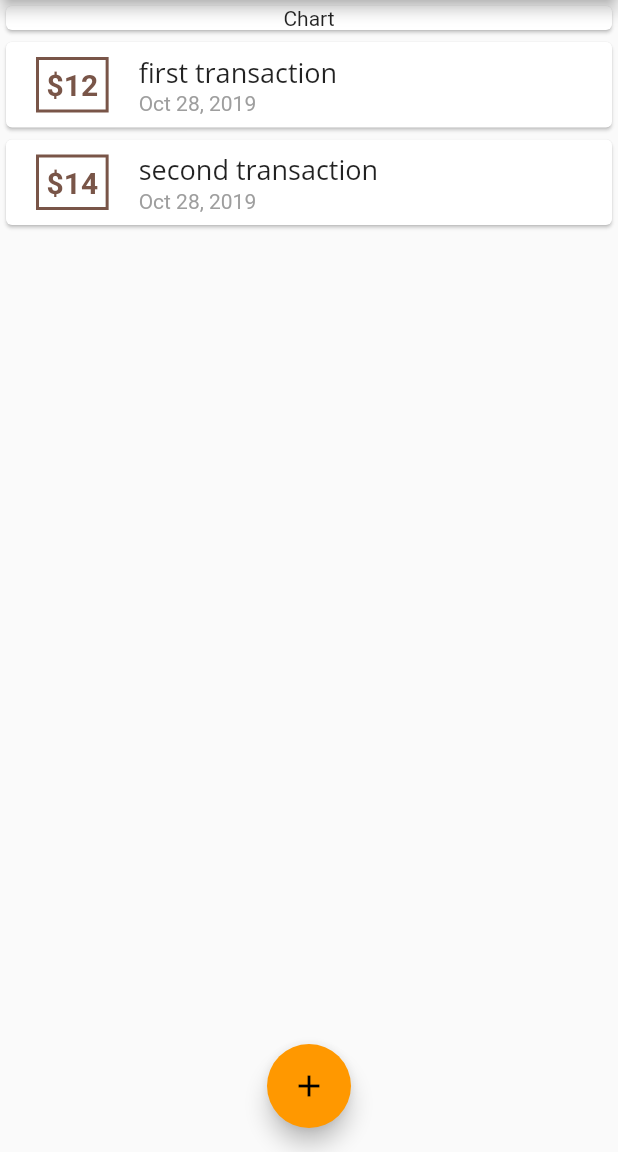
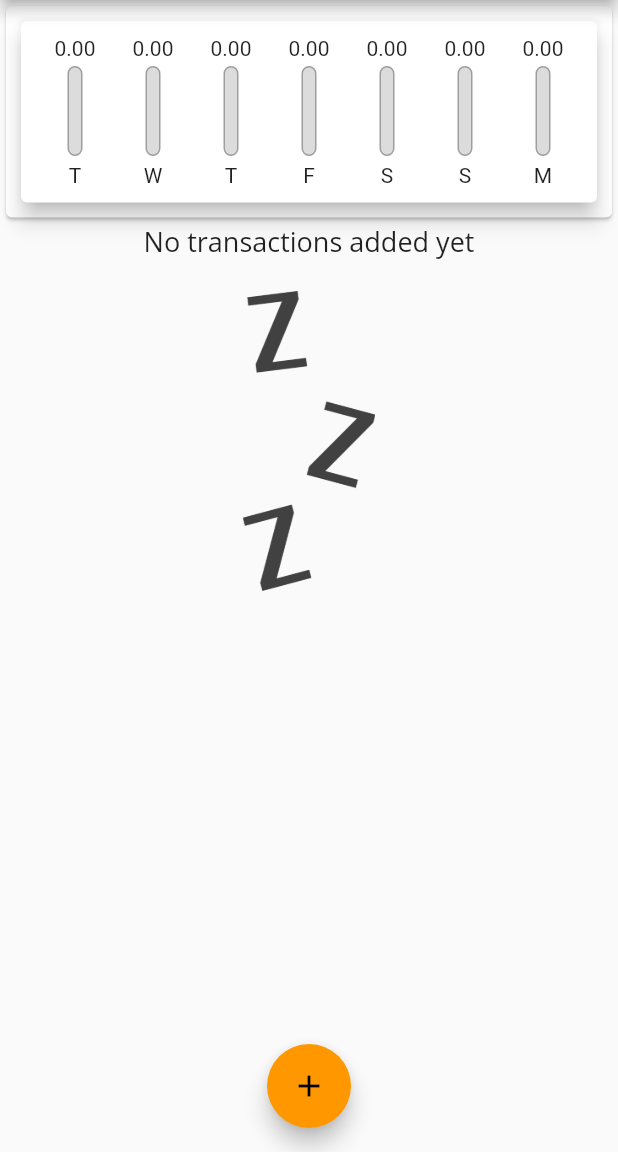
Before and after one commit to aaa59891/flutter_practice_personal_expenses, a Flutter app: the screen it shows after launch, on a phone screen of 412 x 824 dp, the part 84-1236 px from its top. Run offline on Flutter 3.47's test engine with Material 2 defaults, Android fonts, the phone set to English and light mode, and no system bars.

Commit message:
add charBar

```diff
--- a/lib/pages/home.dart
+++ b/lib/pages/home.dart
@@ -1,5 +1,6 @@
 import 'package:flutter/material.dart';
 import 'package:my_app/models/transaction.dart';
+import 'package:my_app/widgets/chart.dart';
 import 'package:my_app/widgets/stateless/transaction_form.dart';
 import 'package:my_app/widgets/stateless/transaction_list.dart';
 
@@ -10,18 +11,18 @@ class Home extends StatefulWidget {
 
 class _HomeState extends State<Home> {
   final List<Transaction> _transactions = [
-    Transaction(
-      id: 'test1',
-      amount: 12.2,
-      date: DateTime.now(),
-      title: 'first transaction',
-    ),
-    Transaction(
-      id: 'test2',
-      amount: 14.2,
-      date: DateTime.now(),
-      title: 'second transaction',
-    ),
+    // Transaction(
+    //   id: 'test1',
+    //   amount: 12.2,
+    //   date: DateTime.now(),
+    //   title: 'first transaction',
+    // ),
+    // Transaction(
+    //   id: 'test2',
+    //   amount: 14.2,
+    //   date: DateTime.now().subtract(Duration(days: 1)),
+    //   title: 'second transaction',
+    // ),
   ];
 
   void _addTransaction(String title, double amount) {
@@ -48,6 +49,12 @@ class _HomeState extends State<Home> {
     );
   }
 
+  List<Transaction> get _recentTransactions {
+    final dayAfter = DateTime.now().subtract(Duration(days: 7));
+    return this._transactions.where((tx) => tx.date.isAfter(dayAfter)).toList();
+  }
+
+  final now = DateTime.now();
   @override
   Widget build(BuildContext context) {
     return Scaffold(
@@ -67,10 +74,7 @@ class _HomeState extends State<Home> {
             Container(
               width: double.infinity,
               child: Card(
-                child: Text(
-                  'Chart',
-                  textAlign: TextAlign.center,
-                ),
+                child: Chart(this._recentTransactions),
               ),
             ),
             TransactionList(this._transactions),
--- /dev/null
+++ b/lib/widgets/chart.dart
@@ -0,0 +1,68 @@
+import 'package:flutter/material.dart';
+import 'package:intl/intl.dart';
+import 'package:my_app/models/transaction.dart';
+import 'package:my_app/widgets/chart_bar.dart';
+
+class Chart extends StatelessWidget {
+  final List<Transaction> transactions;
+  Chart(this.transactions);
+  double foldSumAmount(double pre, Transaction acc) {
+    return pre + acc.amount;
+  }
+
+  List<TransactionBarData> get groupedTransactionValues {
+    double sumAmount = this.transactions.isEmpty
+        ? 0
+        : this.transactions.fold(0.0, this.foldSumAmount);
+    return List.generate(7, (index) {
+      final weekDay = DateTime.now().subtract(
+        Duration(days: index),
+      );
+      final dayTransactions = this.transactions.where((transaction) =>
+          transaction.date.day == weekDay.day &&
+          transaction.date.month == weekDay.month &&
+          transaction.date.year == weekDay.year);
+
+      double dayAmount = dayTransactions.isEmpty
+          ? 0
+          : dayTransactions.fold<double>(0.0, this.foldSumAmount);
+
+      return TransactionBarData(
+        dayLabel: DateFormat.E().format(weekDay),
+        amount: dayAmount,
+        percentage: sumAmount == 0 ? 0 : dayAmount / sumAmount,
+      );
+    });
+  }
+
+  @override
+  Widget build(BuildContext context) {
+    return Card(
+      elevation: 6,
+      margin: EdgeInsets.all(10),
+      child: Padding(
+        padding: EdgeInsets.all(10),
+        child: Row(
+          mainAxisAlignment: MainAxisAlignment.spaceAround,
+          children: this
+              .groupedTransactionValues
+              .reversed
+              .map(
+                (bar) => Flexible(
+                  fit: FlexFit.tight,
+                  child: ChartBar(bar),
+                ),
+              )
+              .toList(),
+        ),
+      ),
+    );
+  }
+}
+
+class TransactionBarData {
+  final String dayLabel;
+  final double amount;
+  final double percentage;
+  TransactionBarData({this.dayLabel, this.amount, this.percentage});
+}
--- /dev/null
+++ b/lib/widgets/chart_bar.dart
@@ -0,0 +1,45 @@
+import 'package:flutter/material.dart';
+import 'package:my_app/widgets/chart.dart';
+
+class ChartBar extends StatelessWidget {
+  final TransactionBarData txData;
+  ChartBar(this.txData);
+  @override
+  Widget build(BuildContext context) {
+    return Column(
+      children: <Widget>[
+        Text(
+          this.txData.amount.toStringAsFixed(2),
+          overflow: TextOverflow.ellipsis,
+        ),
+        SizedBox(height: 4),
+        Container(
+          height: 60,
+          width: 10,
+          child: Stack(
+            children: <Widget>[
+              Container(
+                decoration: BoxDecoration(
+                  border: Border.all(color: Colors.grey, width: 1),
+                  color: Color.fromRGBO(220, 220, 220, 1),
+                  borderRadius: BorderRadius.circular(10),
+                ),
+              ),
+              FractionallySizedBox(
+                heightFactor: this.txData.percentage,
+                child: Container(
+                  decoration: BoxDecoration(
+                    color: Theme.of(context).primaryColor,
+                    borderRadius: BorderRadius.circular(10),
+                  ),
+                ),
+              ),
+            ],
+          ),
+        ),
+        SizedBox(height: 5),
+        Text(this.txData.dayLabel.substring(0, 1)),
+      ],
+    );
+  }
+}
```
